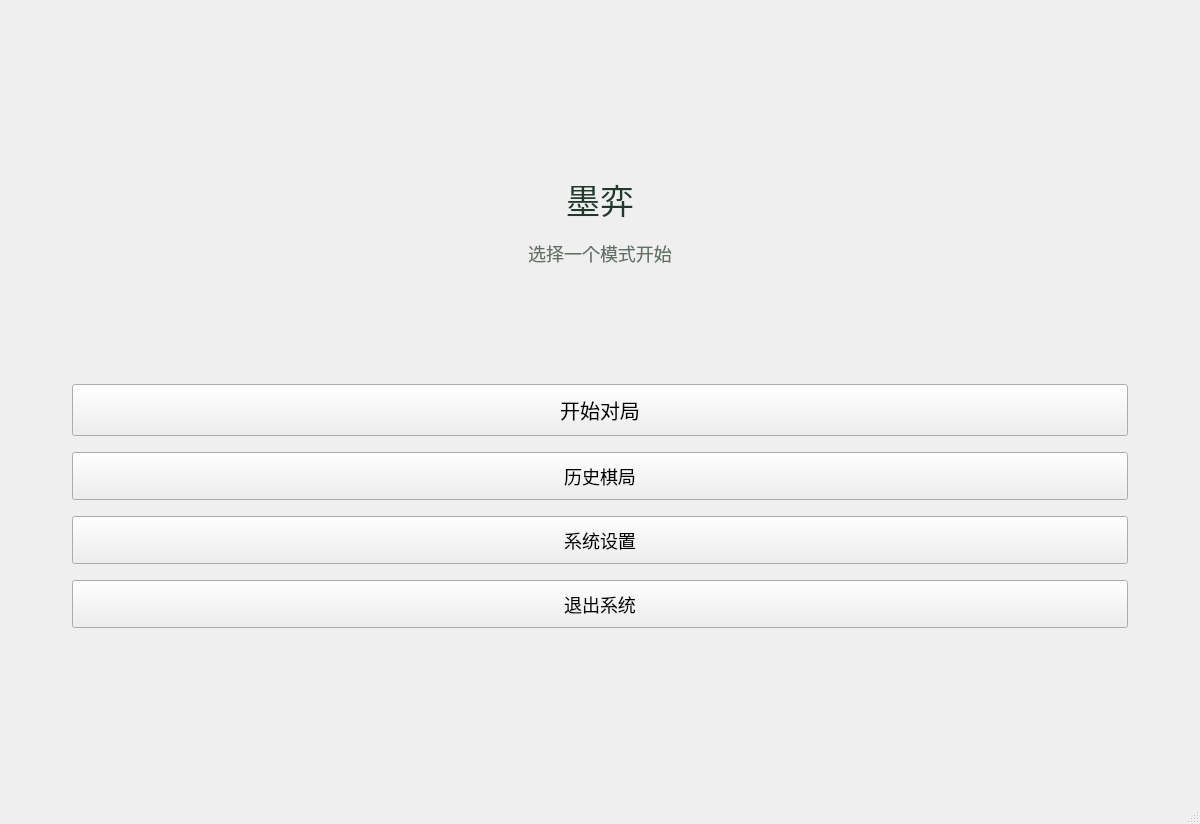
zzzz-1111/gomoku, file src/ui/mainwindow.ui: the form before one commit.
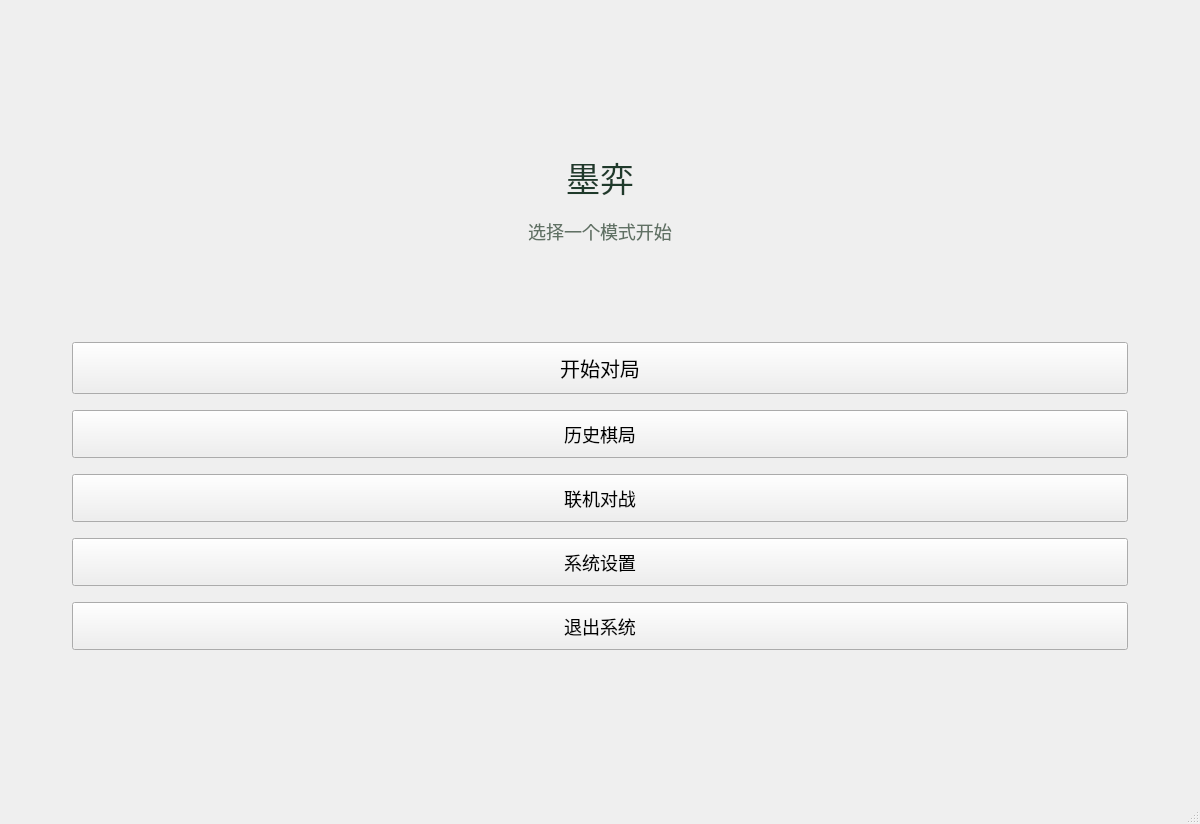
The form after the commit. The open tabs and pages were chosen to show the change. Icons and pictures are not drawn.

What changed in the file:
```diff
--- a/src/ui/mainwindow.ui
+++ b/src/ui/mainwindow.ui
@@ -143,6 +143,24 @@
           </property>
          </widget>
         </item>
+        <item>
+         <widget class="QPushButton" name="networkButton">
+          <property name="minimumSize">
+           <size>
+            <width>0</width>
+            <height>48</height>
+           </size>
+          </property>
+          <property name="styleSheet">
+           <string notr="true">font-family: "华文行楷";
+font-size: 18px;
+font-weight: 400;</string>
+          </property>
+          <property name="text">
+           <string>联机对战</string>
+          </property>
+         </widget>
+        </item>
         <item>
          <widget class="QPushButton" name="settingsButton">
           <property name="minimumSize">
```
Left out of the diff: 16 changed lines with no effect on the pictures.
